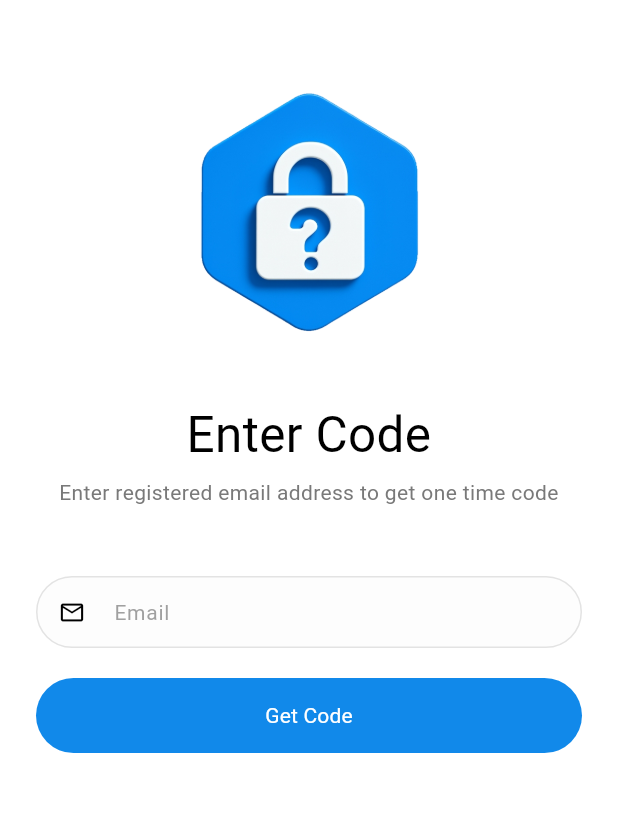
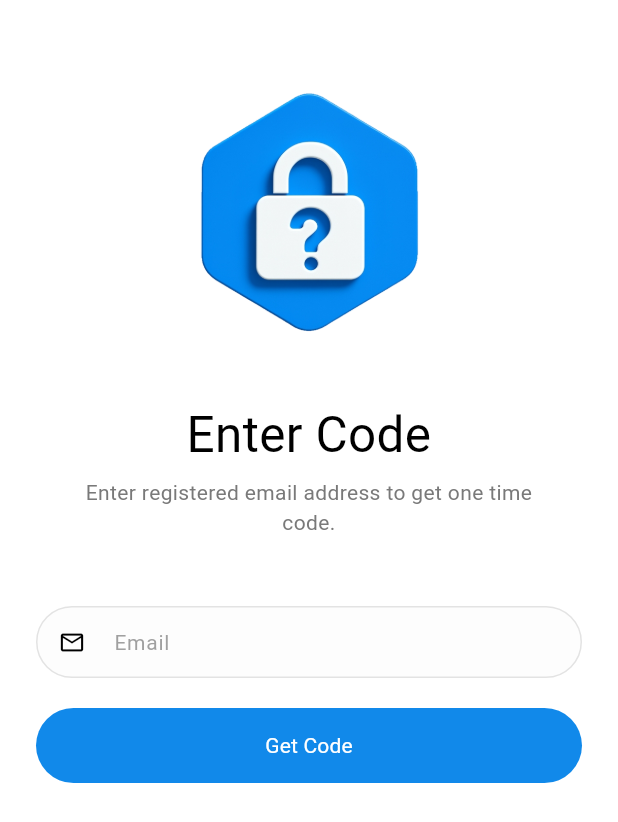
Before and after one commit to huraira-younas/watchmate, a Flutter app: the ForgotPasswordScreen screen opened by its route, on a phone screen of 412 x 824 dp. Shown: the top 822 px of the screen. Run offline on Flutter 3.47's test engine with Material 3 defaults, Android fonts, the phone set to English and light mode, and no system bars; our stand-ins replace cached_network_image, country_picker, dio, flutter_bloc, go_router, loading_animation_widget and 1 more; accounts and stored records are empty; Roboto replaces fonts that are missing (Bold, Regular).

Commit message:
Fixed bugs

```diff
--- a/watchmate_app/lib/screens/auth_screens/forgot_password_screen.dart
+++ b/watchmate_app/lib/screens/auth_screens/forgot_password_screen.dart
@@ -49,11 +49,11 @@ class _ForgotPasswordScreenState extends State<ForgotPasswordScreen> {
               ),
               5.h,
               MyText(
-                text: "Enter registered email address to get one time code",
+                text: "Enter registered email address to get one time code.",
                 size: AppConstants.subtitle,
                 color: theme.hintColor,
                 isCenter: true,
-              ),
+              ).padSym(h: 30),
               40.h,
               Form(
                 key: _keys[0],
```
